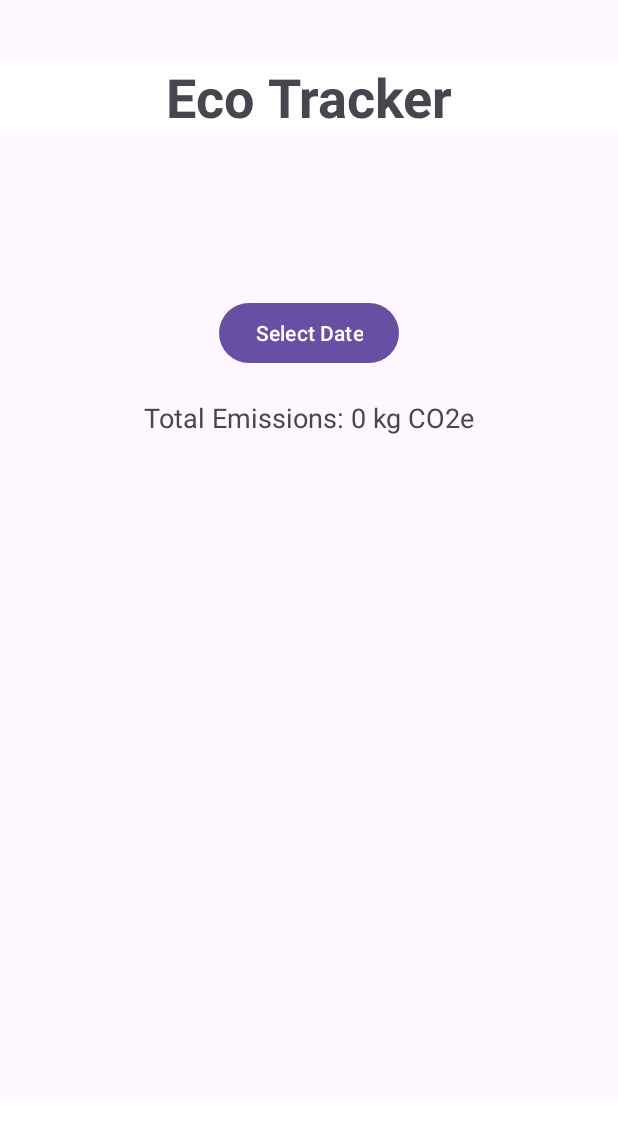
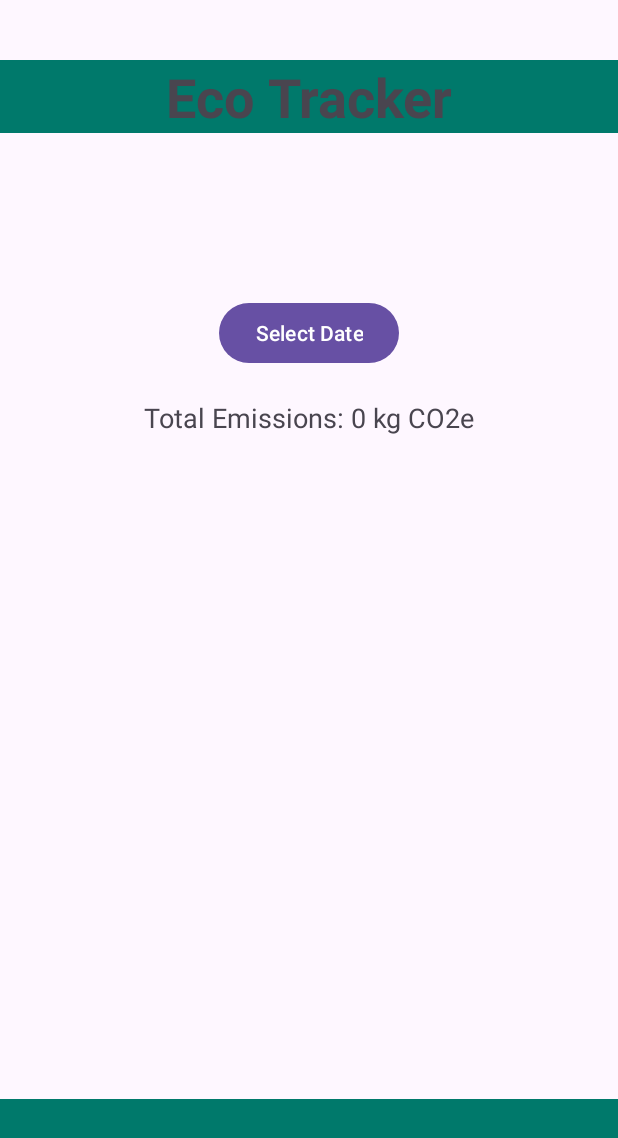
Before and after one commit to ImaginePilot/Plantze, an Android app: the screen it shows after launch (MainActivity), on a phone screen of 412 x 824 dp. Shown: the top 1138 px of the screen. Run offline under Robolectric (Android 15) with nearby library versions, the phone set to English and light mode, and no system bars; our stand-ins replace Firebase (no records; nobody signed in at launch, a user with empty details on screens opened directly).

Commit message:
modified activity_eco_tracker.xml

```diff
--- a/app/src/main/res/layout/activity_eco_tracker.xml
+++ b/app/src/main/res/layout/activity_eco_tracker.xml
@@ -11,7 +11,7 @@
         android:layout_width="match_parent"
         android:layout_height="wrap_content"
         android:layout_marginTop="40dp"
-        android:background="@color/white"
+        android:background="@color/teal_700"
         android:text="Eco Tracker"
         android:textAlignment="center"
         android:textSize="36sp"
@@ -63,7 +63,7 @@
         android:id="@+id/footerTextView"
         android:layout_width="426dp"
         android:layout_height="91dp"
-        android:background="@color/white"
+        android:background="@color/teal_700"
         android:text=""
         app:layout_constraintBottom_toBottomOf="parent"
         app:layout_constraintEnd_toEndOf="parent"
```
